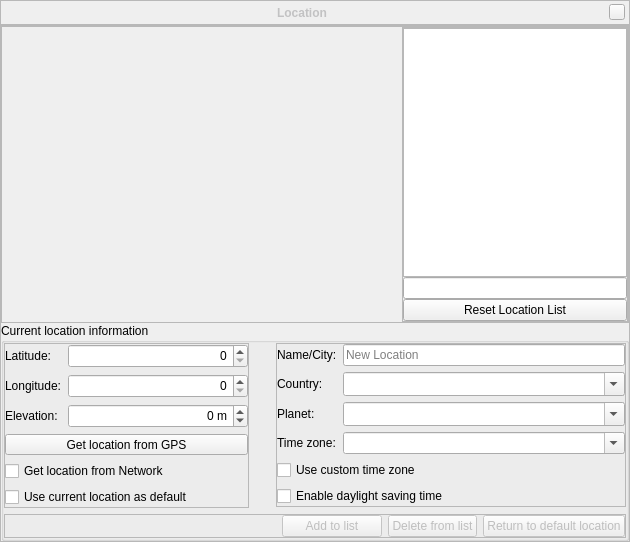
First picture: the form in src/gui/locationDialogGui.ui, repository greck2908/stellarium, before the edit.
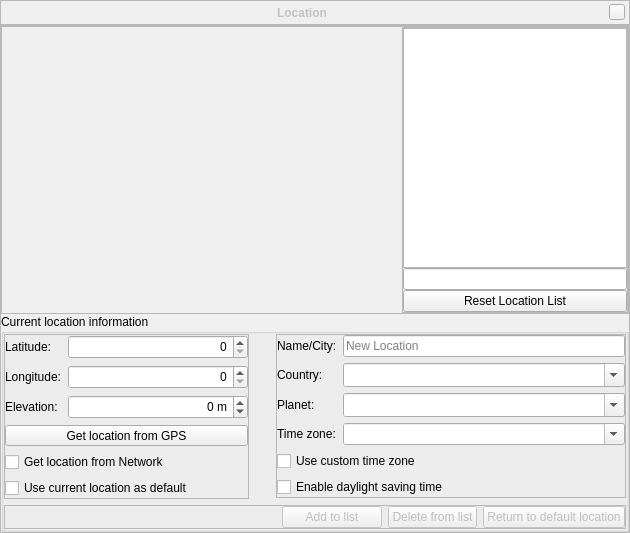
Second picture: the form after the edit. Icons and pictures are not drawn. Custom widgets are drawn as their Qt base class.

Patch:
```diff
--- a/src/gui/locationDialogGui.ui
+++ b/src/gui/locationDialogGui.ui
@@ -7,7 +7,7 @@
     <x>0</x>
     <y>0</y>
     <width>630</width>
-    <height>542</height>
+    <height>533</height>
    </rect>
   </property>
   <property name="styleSheet">
```
Left out of the diff: 11 changed lines with no effect on the pictures.
